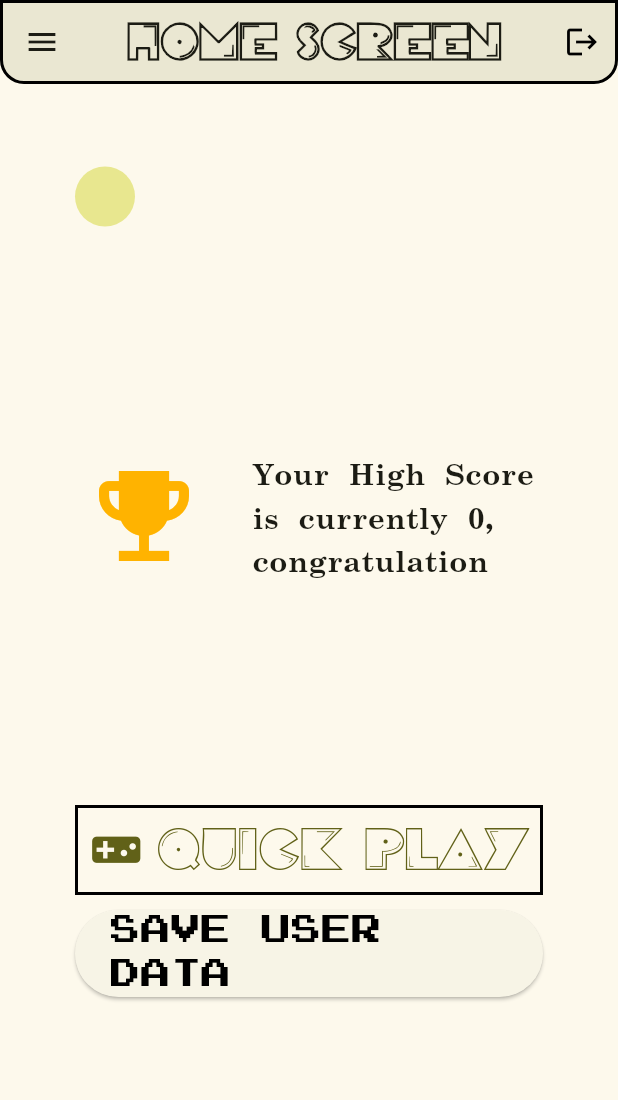
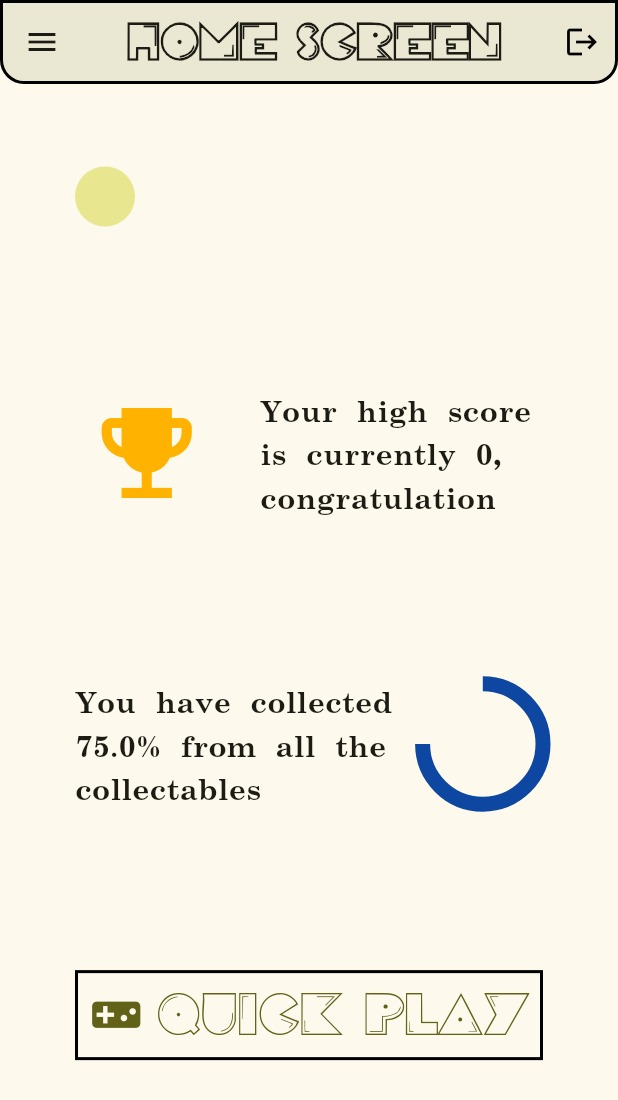
Before and after one commit to Tomer-3431/pacman_application, a Flutter app: the screen it shows once a user with an empty profile is signed in, on a phone screen of 412 x 824 dp. Shown: the top 1100 px of the screen. Run offline on Flutter 3.47's test engine with Material 3 defaults, Android fonts, the light colour scheme and no system bars; our stand-ins replace firebase_auth, firebase_core, firebase_database, flutter_colorpicker, google_sign_in, shared_preferences; accounts and stored records are empty; Roboto replaces fonts that are missing (Pacfont).

Commit message:
add progress bar for collectable

```diff
--- a/lib/database/game_user.dart
+++ b/lib/database/game_user.dart
@@ -2,7 +2,7 @@ import 'package:firebase_auth/firebase_auth.dart';
 import 'package:firebase_database/firebase_database.dart';
 import 'package:flutter/foundation.dart';
 import 'package:pacman_application/constants.dart';
-import 'package:pacman_application/util.dart';
+import 'package:pacman_application/utils/util.dart';
 import 'package:pacman_application/utils/bonus_type.dart';
 
 class GameUser {
--- a/lib/game/bonus.dart
+++ b/lib/game/bonus.dart
@@ -4,7 +4,7 @@ import 'package:flutter/material.dart';
 import 'package:pacman_application/utils/bonus_type.dart';
 import 'package:pacman_application/game/game_manager.dart';
 import 'package:pacman_application/game/pacman.dart';
-import 'package:pacman_application/util.dart';
+import 'package:pacman_application/utils/util.dart';
 
 class Bonus {
   String name = "Bonus";
--- a/lib/game/ghosts/clyde.dart
+++ b/lib/game/ghosts/clyde.dart
@@ -1,7 +1,7 @@
 import 'package:pacman_application/game/animation/sprite_animation.dart';
 import 'package:pacman_application/game/direction.dart';
 import 'package:pacman_application/game/ghosts/ghost.dart';
-import 'package:pacman_application/util.dart';
+import 'package:pacman_application/utils/util.dart';
 
 class Clyde extends Ghost {
   @override
--- a/lib/game/ghosts/ghost.dart
+++ b/lib/game/ghosts/ghost.dart
@@ -4,7 +4,7 @@ import 'package:pacman_application/game/animation/animated_character.dart';
 import 'package:pacman_application/game/animation/sprite_animation.dart';
 import 'package:pacman_application/game/direction.dart';
 import 'package:pacman_application/game/map/game_map.dart';
-import 'package:pacman_application/util.dart';
+import 'package:pacman_application/utils/util.dart';
 
 abstract class Ghost extends AnimatedCharacter {
   GhostState state = GhostState.scatter;
--- a/lib/screens/collectables_screen.dart
+++ b/lib/screens/collectables_screen.dart
@@ -2,8 +2,8 @@
 import 'package:flutter/material.dart';
 import 'package:pacman_application/constants.dart';
 import 'package:pacman_application/utils/bonus_type.dart';
-import 'package:pacman_application/screens/appbar.dart';
-import 'package:pacman_application/screens/sidebar.dart';
+import 'package:pacman_application/utils/appbar.dart';
+import 'package:pacman_application/utils/sidebar.dart';
 import 'package:pacman_application/utils/bonus_card.dart';
 
 class CollectablesScreen extends StatefulWidget {
--- a/lib/screens/credit.dart
+++ b/lib/screens/credit.dart
@@ -1,8 +1,8 @@
 import 'package:flutter/material.dart';
 import 'package:flutter/services.dart';
 import 'package:pacman_application/constants.dart';
-import 'package:pacman_application/screens/appbar.dart';
-import 'package:pacman_application/screens/sidebar.dart';
+import 'package:pacman_application/utils/appbar.dart';
+import 'package:pacman_application/utils/sidebar.dart';
 
 class Credit extends StatefulWidget {
   const Credit({super.key});
--- a/lib/screens/forgot_password.dart
+++ b/lib/screens/forgot_password.dart
@@ -3,7 +3,7 @@ import 'package:flutter/foundation.dart';
 import 'package:flutter/material.dart';
 import 'package:flutter/services.dart';
 import 'package:pacman_application/constants.dart';
-import 'package:pacman_application/screens/appbar.dart';
+import 'package:pacman_application/utils/appbar.dart';
 import 'package:pacman_application/screens/login.dart';
 
 class ForgotPassword extends StatefulWidget {
--- a/lib/screens/home_screen.dart
+++ b/lib/screens/home_screen.dart
@@ -3,9 +3,10 @@ import 'package:flutter/material.dart';
 import 'package:flutter/services.dart';
 import 'package:pacman_application/constants.dart';
 import 'package:pacman_application/database/session.dart';
-import 'package:pacman_application/screens/game_displayer.dart';
-import 'package:pacman_application/screens/appbar.dart';
-import 'package:pacman_application/screens/sidebar.dart';
+import 'package:pacman_application/utils/bonus_type.dart';
+import 'package:pacman_application/utils/game_displayer.dart';
+import 'package:pacman_application/utils/appbar.dart';
+import 'package:pacman_application/utils/sidebar.dart';
 
 class HomeScreen extends StatefulWidget {
   const HomeScreen({super.key});
@@ -15,6 +16,23 @@ class HomeScreen extends StatefulWidget {
 }
 
 class HomeScreenState extends State<HomeScreen> {
+  double progress = 0.75;
+
+  @override
+  void initState() {
+    super.initState();
+
+    // _getBonusProgress();
+  }
+
+  void _getBonusProgress() {
+    int num = 0;
+    for (MapEntry<BonusType, int> entry in currentUser.bonusTable.entries) {
+      if (entry.value > 0) num++;
+    }
+
+    progress = num / currentUser.bonusTable.length;
+  }
 
   @override
   void dispose() {
@@ -66,8 +84,32 @@ class HomeScreenState extends State<HomeScreen> {
                 children: [
                   Icon(Icons.emoji_events, color: Colors.amber[600], size: 80),
                   Text(
-                    "Your High Score\nis currently ${currentUser.highScore},\ncongratulation",
+                    "Your high score\nis currently ${currentUser.highScore},\ncongratulation",
                     style: TextStyle(fontWeight: FontWeight.bold, fontSize: 20),
+                  ),
+                ],
+              ),
+
+              Spacer(),
+
+              Row(
+                mainAxisAlignment: MainAxisAlignment.spaceAround,
+                spacing: 20,
+                children: [
+                  Text(
+                    "You have collected\n${progress * 100}% from all the\ncollectables",
+                    style: TextStyle(fontWeight: FontWeight.bold, fontSize: 20),
+                  ),
+
+                  Expanded(
+                    child: AspectRatio(
+                      aspectRatio: 1,
+                      child: CircularProgressIndicator(
+                        value: progress,
+                        color: Colors.blue[900],
+                        strokeWidth: 10,
+                      ),
+                    ),
                   ),
                 ],
               ),
@@ -110,42 +152,7 @@ class HomeScreenState extends State<HomeScreen> {
                 ),
               ),
 
-              // Spacer(),
-
-              // ElevatedButton(
-              //   onPressed: () {
-              //     if (kDebugMode) {
-              //       print(currentUser);
-              //     }
-              //   },
-              //   child: Text(
-              //     "PRINT USER DATA",
-              //     style: TextStyle(
-              //       fontFamily: "PressStart",
-              //       fontSize: 20,
-              //       color: Colors.black
-              //     ),
-              //   ),
-              // ),
-
-              // Spacer(),
-
-              ElevatedButton(
-                onPressed: () async {
-                  final ref = FirebaseDatabase.instance.ref("users/${currentUser.uid}");
-                  currentUser.setData(ref);
-                },
-                child: Text(
-                  "SAVE USER DATA",
-                  style: TextStyle(
-                    fontFamily: "PressStart",
-                    fontSize: 20,
-                    color: Colors.black
-                  ),
-                ),
-              ),
-              // Spacer(),
-              Spacer()
+              Spacer(),
             ],
           ),
         ),
--- a/lib/screens/leaderboard.dart
+++ b/lib/screens/leaderboard.dart
@@ -6,8 +6,8 @@ import 'package:flutter/services.dart';
 import 'package:pacman_application/constants.dart';
 import 'package:pacman_application/database/game_user.dart';
 import 'package:pacman_application/database/session.dart';
-import 'package:pacman_application/screens/appbar.dart';
-import 'package:pacman_application/screens/sidebar.dart';
+import 'package:pacman_application/utils/appbar.dart';
+import 'package:pacman_application/utils/sidebar.dart';
 
 class Leaderboard extends StatefulWidget {
   const Leaderboard({super.key});
--- a/lib/screens/login.dart
+++ b/lib/screens/login.dart
@@ -7,9 +7,9 @@ import 'package:pacman_application/constants.dart';
 import 'package:pacman_application/database/game_user.dart';
 import 'package:pacman_application/database/session.dart';
 import 'package:pacman_application/utils/bonus_type.dart';
-import 'package:pacman_application/screens/appbar.dart';
+import 'package:pacman_application/utils/appbar.dart';
 import 'package:pacman_application/screens/forgot_password.dart';
-import 'package:pacman_application/screens/loading_screen.dart';
+import 'package:pacman_application/utils/loading_screen.dart';
 import 'package:pacman_application/screens/signup.dart';
 import 'package:pacman_application/screens/home_screen.dart';
 import 'package:shared_preferences/shared_preferences.dart';
--- a/lib/screens/rules.dart
+++ b/lib/screens/rules.dart
@@ -1,8 +1,8 @@
 import 'package:flutter/material.dart';
 import 'package:flutter/services.dart';
 import 'package:pacman_application/constants.dart';
-import 'package:pacman_application/screens/appbar.dart';
-import 'package:pacman_application/screens/sidebar.dart';
+import 'package:pacman_application/utils/appbar.dart';
+import 'package:pacman_application/utils/sidebar.dart';
 
 class Rules extends StatefulWidget {
   const Rules({super.key});
--- a/lib/screens/settings.dart
+++ b/lib/screens/settings.dart
@@ -3,8 +3,8 @@ import 'package:flutter/services.dart';
 import 'package:flutter_colorpicker/flutter_colorpicker.dart';
 import 'package:pacman_application/constants.dart';
 import 'package:pacman_application/database/session.dart';
-import 'package:pacman_application/screens/appbar.dart';
-import 'package:pacman_application/screens/sidebar.dart';
+import 'package:pacman_application/utils/appbar.dart';
+import 'package:pacman_application/utils/sidebar.dart';
 import 'package:shared_preferences/shared_preferences.dart';
 
 class Settings extends StatefulWidget {
--- a/lib/screens/signup.dart
+++ b/lib/screens/signup.dart
@@ -7,7 +7,7 @@ import 'package:google_sign_in/google_sign_in.dart';
 import 'package:pacman_application/constants.dart';
 import 'package:pacman_application/database/game_user.dart';
 import 'package:pacman_application/utils/bonus_type.dart';
-import 'package:pacman_application/screens/appbar.dart';
+import 'package:pacman_application/utils/appbar.dart';
 import 'package:pacman_application/screens/login.dart';
 import 'package:pacman_application/database/session.dart';
 import 'package:shared_preferences/shared_preferences.dart';
--- a/lib/screens/loading_screen.dart
+++ b/lib/utils/loading_screen.dart
@@ -1,7 +1,7 @@
 import 'dart:async';
 
 import 'package:flutter/material.dart';
-import 'package:pacman_application/screens/appbar.dart';
+import 'package:pacman_application/utils/appbar.dart';
 import 'package:pacman_application/screens/home_screen.dart';
 
 class LoadingScreen extends StatefulWidget {
--- a/lib/screens/sidebar.dart
+++ b/lib/utils/sidebar.dart
@@ -2,7 +2,7 @@ import 'package:flutter/material.dart';
 import 'package:pacman_application/database/session.dart';
 import 'package:pacman_application/screens/credit.dart';
 import 'package:pacman_application/screens/collectables_screen.dart';
-import 'package:pacman_application/screens/game_displayer.dart';
+import 'package:pacman_application/utils/game_displayer.dart';
 import 'package:pacman_application/screens/home_screen.dart';
 import 'package:pacman_application/screens/leaderboard.dart';
 import 'package:pacman_application/screens/rules.dart';
```
Also changed, not shown: lib/utils/appbar.dart (renamed from lib/screens/appbar.dart), lib/utils/game_displayer.dart (renamed from lib/screens/game_displayer.dart), lib/utils/util.dart (renamed from lib/util.dart).
